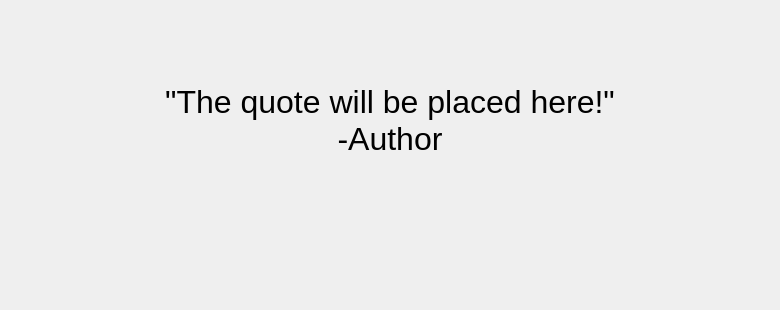
The window that src/App/PiClock/mainPage/quoteswidget.ui (jaa134/PiClock) describes before a commit, drawn with Qt 5.
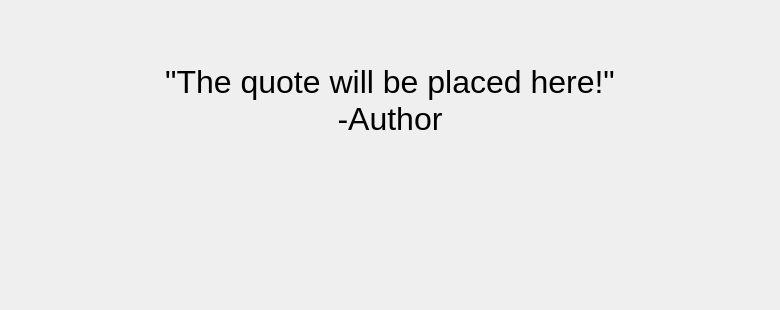
The same window after the commit.

The edit to the form file:
```diff
--- a/src/App/PiClock/mainPage/quoteswidget.ui
+++ b/src/App/PiClock/mainPage/quoteswidget.ui
@@ -17,13 +17,15 @@
    <property name="geometry">
     <rect>
      <x>10</x>
-     <y>80</y>
+     <y>60</y>
      <width>760</width>
-     <height>131</height>
+     <height>240</height>
     </rect>
    </property>
    <property name="styleSheet">
-    <string notr="true">background-color: rgba(0, 0, 0, 0);</string>
+    <string notr="true">background-color: rgba(0, 0, 0, 0);
+font-size: 30px;
+text-align: center;</string>
    </property>
    <property name="frameShape">
     <enum>QFrame::NoFrame</enum>
@@ -47,7 +49,7 @@
     <string>&lt;!DOCTYPE HTML PUBLIC &quot;-//W3C//DTD HTML 4.0//EN&quot; &quot;http://www.w3.org/TR/REC-html40/strict.dtd&quot;&gt;
 &lt;html&gt;&lt;head&gt;&lt;meta name=&quot;qrichtext&quot; content=&quot;1&quot; /&gt;&lt;style type=&quot;text/css&quot;&gt;
 p, li { white-space: pre-wrap; }
-&lt;/style&gt;&lt;/head&gt;&lt;body style=&quot; font-family:'Ubuntu'; font-size:11pt; font-weight:400; font-style:normal;&quot;&gt;
+&lt;/style&gt;&lt;/head&gt;&lt;body style=&quot; font-family:'Ubuntu'; font-size:30px; font-weight:400; font-style:normal;&quot;&gt;
 &lt;p align=&quot;center&quot; style=&quot; margin-top:0px; margin-bottom:0px; margin-left:0px; margin-right:0px; -qt-block-indent:0; text-indent:0px;&quot;&gt;&lt;span style=&quot; font-size:24pt;&quot;&gt;&amp;quot;The quote will be placed here!&amp;quot;&lt;/span&gt;&lt;/p&gt;
 &lt;p align=&quot;center&quot; style=&quot; margin-top:0px; margin-bottom:0px; margin-left:0px; margin-right:0px; -qt-block-indent:0; text-indent:0px;&quot;&gt;&lt;span style=&quot; font-size:24pt;&quot;&gt;-Author&lt;/span&gt;&lt;/p&gt;&lt;/body&gt;&lt;/html&gt;</string>
    </property>
```
Left out of the diff: 2 changed lines with no effect on the pictures.
